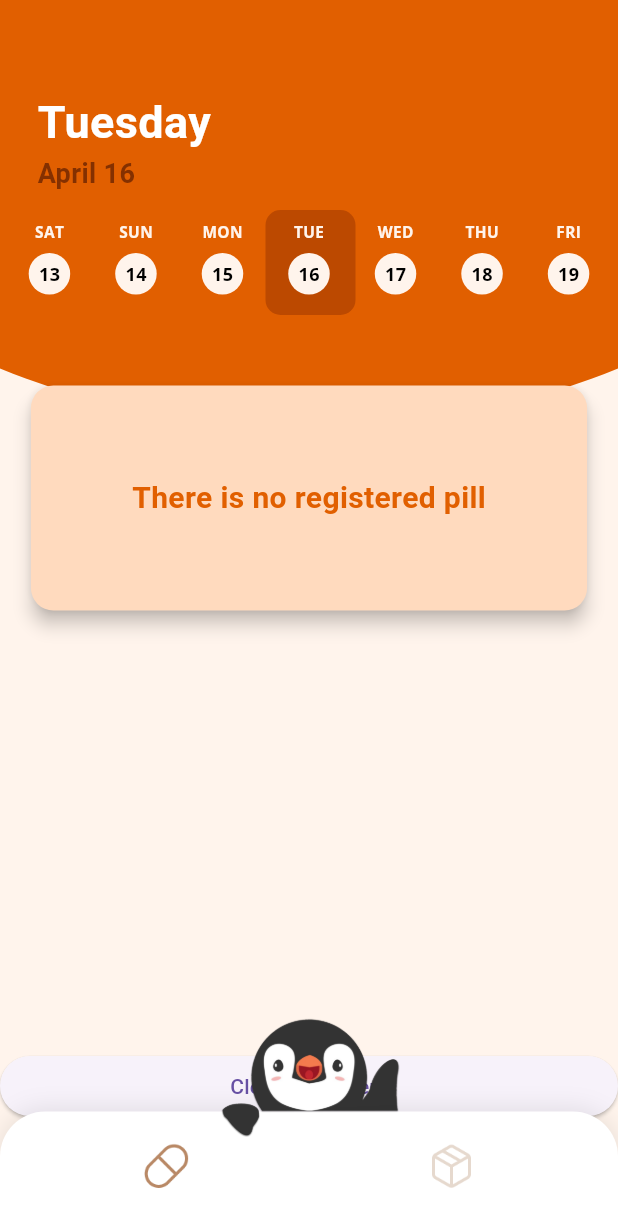
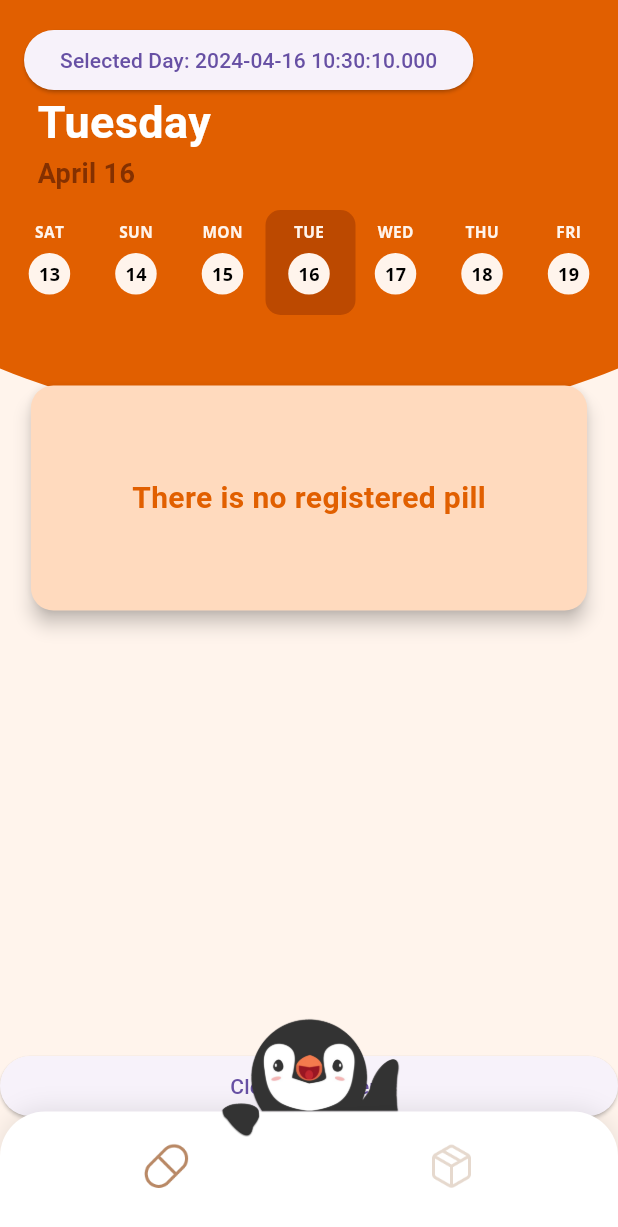
Before and after one commit to YZ1GO/L.EIC017_ES_PRJ, a Flutter app: the screen it shows after launch, after a tap on "WED", after a tap on "MON", after a tap on "TUE", on a phone screen of 412 x 824 dp. Shown: the top 1227 px of the screen. Run offline on Flutter 3.47's test engine with Material 3 defaults, Android fonts, the phone set to English and light mode, and no system bars; our stand-ins replace envied, firebase_core, firebase_database, flutter_local_notifications, font_awesome_flutter, permission_handler and 2 more; accounts and stored records are empty.

Commit message:
home screen now has access to the selected day on calendar

```diff
--- a/app/lib/screens/home_screen.dart
+++ b/app/lib/screens/home_screen.dart
@@ -16,10 +16,18 @@ class HomeScreen extends StatefulWidget {
 }
 
 class HomeScreenState extends State<HomeScreen> {
+  late DateTime _selectedDay = DateTime.now();
+
   @override
   void initState() {
     super.initState();
     _remindersFuture = getReminders();
+  }
+
+  void _handleDaySelected(DateTime selectedDay) {
+    setState(() {
+      _selectedDay = selectedDay;
+    });
   }
 
   @override
@@ -30,7 +38,9 @@ class HomeScreenState extends State<HomeScreen> {
       body: Stack(
         children: [
           eclipse_background(),
-          const CalendarWidget(),
+          CalendarWidget(
+            onDaySelected: _handleDaySelected,
+          ),
           Positioned(
             left: 0,
             right: 0,
@@ -44,6 +54,32 @@ class HomeScreenState extends State<HomeScreen> {
             child: ElevatedButton(
               onPressed: _clearRemindersDatabase,
               child: Text('Clear Reminders'),
+            ),
+          ),
+          Positioned(
+            left: 16,
+            top: 16,
+            child: ElevatedButton(
+              onPressed: () {
+                // Action to perform when the button is pressed
+                // For example, you can show a dialog with the selected day
+                showDialog(
+                  context: context,
+                  builder: (context) => AlertDialog(
+                    title: Text('Selected Day'),
+                    content: Text('Selected day is: $_selectedDay'),
+                    actions: [
+                      TextButton(
+                        onPressed: () {
+                          Navigator.pop(context);
+                        },
+                        child: Text('Close'),
+                      ),
+                    ],
+                  ),
+                );
+              },
+              child: Text('Selected Day: $_selectedDay'),
             ),
           ),
           /*Positioned(
--- a/app/lib/widgets/calendar_widget.dart
+++ b/app/lib/widgets/calendar_widget.dart
@@ -1,7 +1,9 @@
 import 'package:flutter/material.dart';
 
 class CalendarWidget extends StatefulWidget {
-  const CalendarWidget({super.key});
+  final Function(DateTime) onDaySelected;
+
+  const CalendarWidget({super.key, required this.onDaySelected});
 
   @override
   CalendarWidgetState createState() => CalendarWidgetState();
@@ -24,12 +26,20 @@ class CalendarWidgetState extends State<CalendarWidget> {
     pageController.addListener(() {
       // Calculate the new selectedDate based on the current page
       final newPageIndex = pageController.page!.round();
-      final newSelectedDate = DateTime(DateTime.now().year, 1, 1).add(Duration(days: newPageIndex));
+      final newSelectedDate = DateTime(
+        DateTime.now().year,
+        1,
+        1,
+        DateTime.now().hour,
+        DateTime.now().minute,
+        DateTime.now().second,
+      ).add(Duration(days: newPageIndex));
 
       // Update selectedDate if it's changed
       if (newSelectedDate != selectedDate) {
         setState(() {
           selectedDate = newSelectedDate;
+          widget.onDaySelected(selectedDate);
         });
       }
     });
@@ -252,7 +262,7 @@ class CalendarWidgetState extends State<CalendarWidget> {
     } else if (d.year == today.year && d.month == today.month && d.day == today.day - 1) {
       return 'Yesterday';
     } else {
-      return getDayOfWeekComplete(selectedDate.weekday);
+      return getDayOfWeekComplete(d.weekday);
     }
   }
 
```
